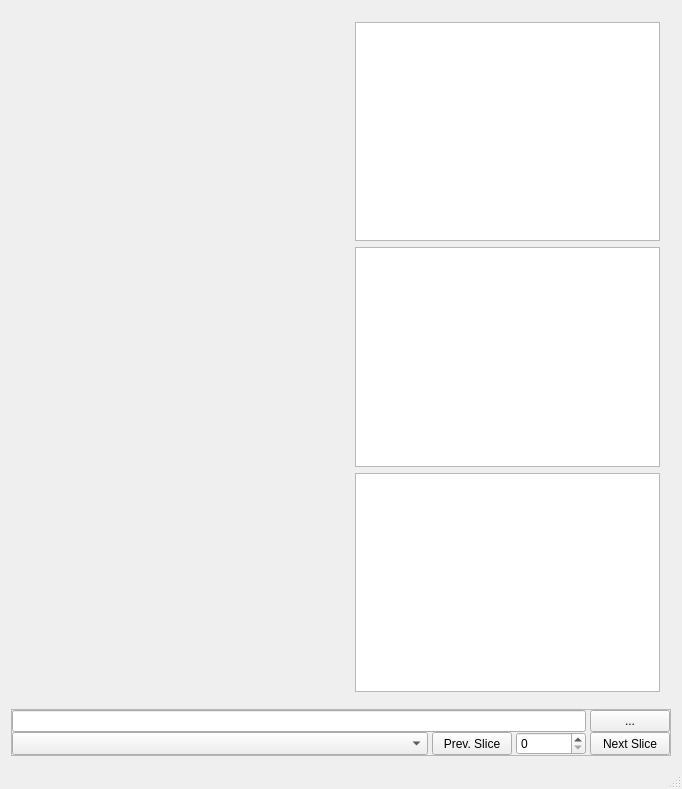
Above: window.ui from ryanneph/PyViz before the change. Below: the same form after it.
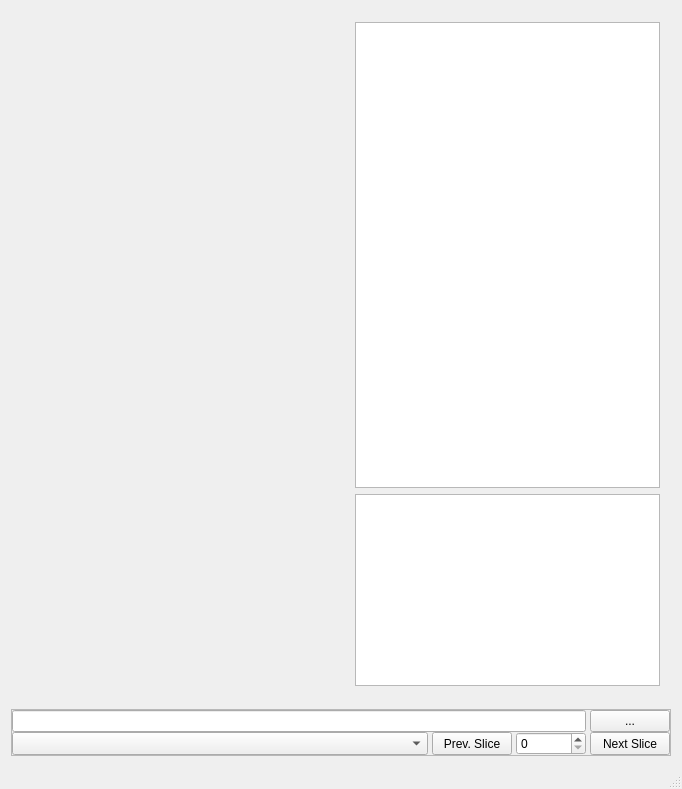
That is the form after the change.

Commit message: stop resetting slice index on vol change; added dicom loading; sorted vol path list; changed window geometry

The edit to the form file:
```diff
--- a/window.ui
+++ b/window.ui
@@ -179,10 +179,24 @@
           <widget class="QListWidget" name="listImages"/>
          </item>
          <item>
-          <widget class="QListWidget" name="listMasks"/>
+          <widget class="QListWidget" name="listMasks">
+           <property name="sizePolicy">
+            <sizepolicy hsizetype="Expanding" vsizetype="Minimum">
+             <horstretch>0</horstretch>
+             <verstretch>0</verstretch>
+            </sizepolicy>
+           </property>
+          </widget>
          </item>
          <item>
-          <widget class="QListWidget" name="listFeatures"/>
+          <widget class="QListWidget" name="listFeatures">
+           <property name="sizePolicy">
+            <sizepolicy hsizetype="Expanding" vsizetype="Ignored">
+             <horstretch>0</horstretch>
+             <verstretch>0</verstretch>
+            </sizepolicy>
+           </property>
+          </widget>
          </item>
         </layout>
        </widget>
```
Left out of the diff: 3 changed lines with no effect on the pictures. The commit also changes 2 other files.
